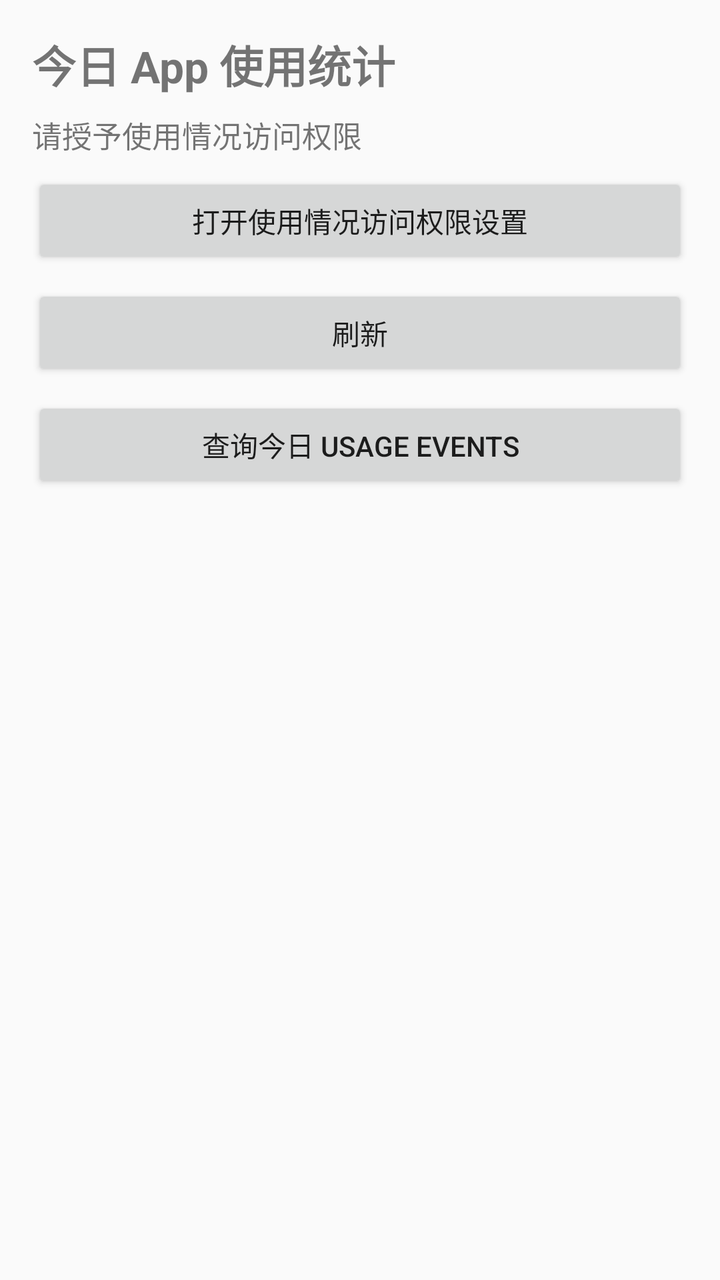
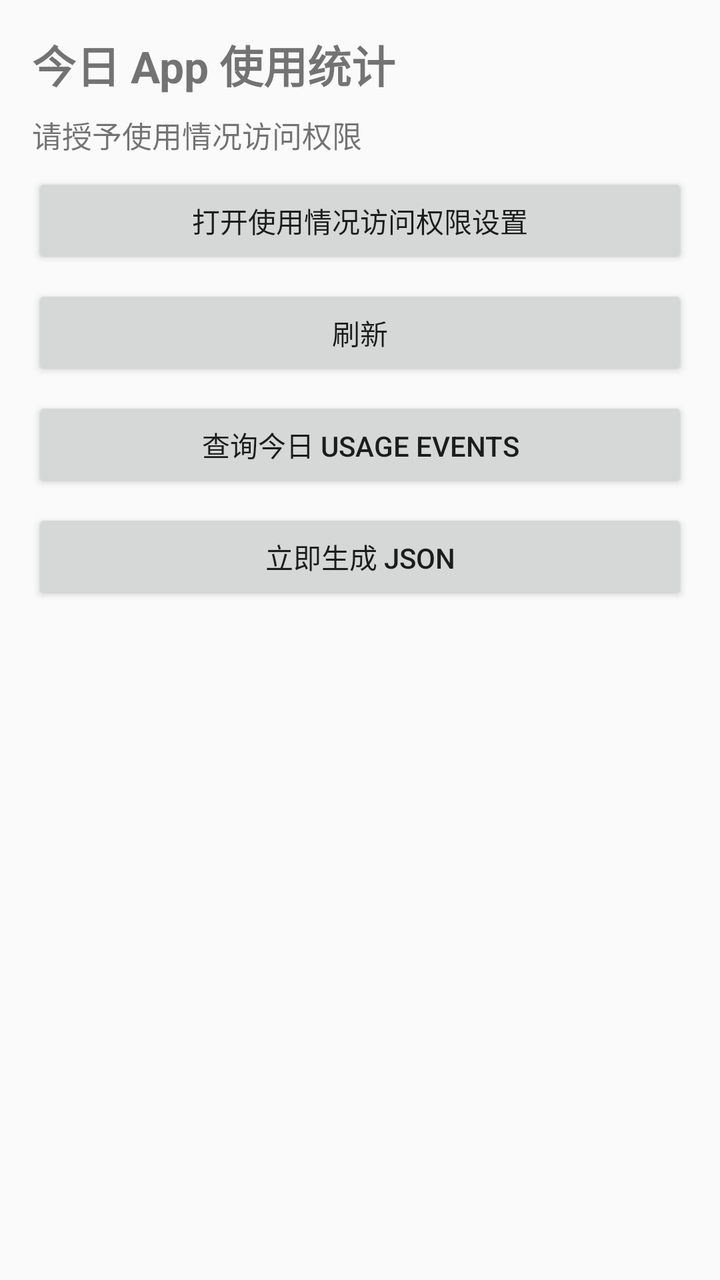

An Android layout rendered at two revisions. The XML below is the earlier revision; the diff shows what the commit changed to produce the second picture.
<!-- AndroidManifest.xml: application theme Theme.PhoneUsageStats -->
<!-- res/layout/activity_main.xml -->
<?xml version="1.0" encoding="utf-8"?>
<LinearLayout xmlns:android="http://schemas.android.com/apk/res/android"
    android:layout_width="match_parent"
    android:layout_height="match_parent"
    android:orientation="vertical"
    android:padding="16dp">

    <TextView
        android:id="@+id/titleText"
        android:layout_width="match_parent"
        android:layout_height="wrap_content"
        android:paddingBottom="8dp"
        android:text="@string/title"
        android:textSize="22sp"
        android:textStyle="bold" />

    <TextView
        android:id="@+id/statusText"
        android:layout_width="match_parent"
        android:layout_height="wrap_content"
        android:paddingBottom="8dp"
        android:text="@string/status_no_permission"
        android:textSize="15sp" />

    <Button
        android:id="@+id/btnOpenSettings"
        android:layout_width="match_parent"
        android:layout_height="wrap_content"
        android:text="@string/btn_open_settings" />

    <Button
        android:id="@+id/btnRefresh"
        android:layout_width="match_parent"
        android:layout_height="wrap_content"
        android:layout_marginTop="8dp"
        android:text="@string/btn_refresh" />

    <Button
        android:id="@+id/btnQueryEvents"
        android:layout_width="match_parent"
        android:layout_height="wrap_content"
        android:layout_marginTop="8dp"
        android:text="@string/btn_query_events" />

    <ListView
        android:id="@+id/listView"
        android:layout_width="match_parent"
        android:layout_height="0dp"
        android:layout_marginTop="8dp"
        android:layout_weight="1"
        android:divider="@android:color/darker_gray"
        android:dividerHeight="1dp" />

    <ScrollView
        android:id="@+id/eventsScrollView"
        android:layout_width="match_parent"
        android:layout_height="0dp"
        android:layout_marginTop="8dp"
        android:layout_weight="1"
        android:visibility="gone">

        <TextView
            android:id="@+id/eventsOutputText"
            android:layout_width="match_parent"
            android:layout_height="wrap_content"
            android:fontFamily="monospace"
            android:textIsSelectable="true"
            android:textSize="12sp" />
    </ScrollView>
</LinearLayout>
<!-- resources referenced by this layout -->
<resources>
  <string name="btn_open_settings">打开使用情况访问权限设置</string>
  <string name="btn_query_events">查询今日 Usage Events</string>
  <string name="btn_refresh">刷新</string>
  <string name="status_no_permission">请授予使用情况访问权限</string>
  <string name="title">今日 App 使用统计</string>
  <style name="Theme.PhoneUsageStats" parent="Theme.AppCompat.Light.DarkActionBar" />
</resources>

<!-- the commit's change to res/layout/activity_main.xml (unified diff, before → after) -->
@@ -42,6 +42,28 @@
         android:layout_marginTop="8dp"
         android:text="@string/btn_query_events" />
 
+    <Button
+        android:id="@+id/btnGenerateJson"
+        android:layout_width="match_parent"
+        android:layout_height="wrap_content"
+        android:layout_marginTop="8dp"
+        android:text="@string/btn_generate_json" />
+
+    <Button
+        android:id="@+id/btnGrantStorage"
+        android:layout_width="match_parent"
+        android:layout_height="wrap_content"
+        android:layout_marginTop="8dp"
+        android:visibility="gone"
+        android:text="@string/btn_grant_storage" />
+
+    <TextView
+        android:id="@+id/scheduleStatusText"
+        android:layout_width="match_parent"
+        android:layout_height="wrap_content"
+        android:layout_marginTop="8dp"
+        android:textSize="13sp" />
+
     <ListView
         android:id="@+id/listView"
         android:layout_width="match_parent"
<!-- resource entries referenced after the edit -->
@@ -1,5 +1,7 @@
 <!-- resources referenced by this layout -->
 <resources>
+  <string name="btn_generate_json">立即生成 JSON</string>
+  <string name="btn_grant_storage">授权所有文件访问</string>
   <string name="btn_open_settings">打开使用情况访问权限设置</string>
   <string name="btn_query_events">查询今日 Usage Events</string>
   <string name="btn_refresh">刷新</string>
